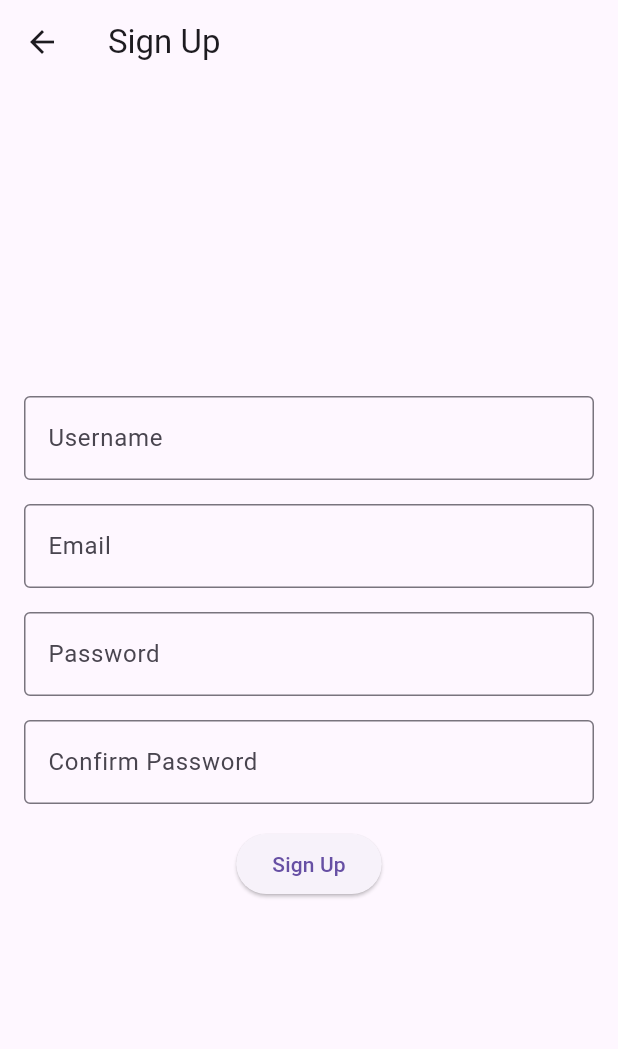
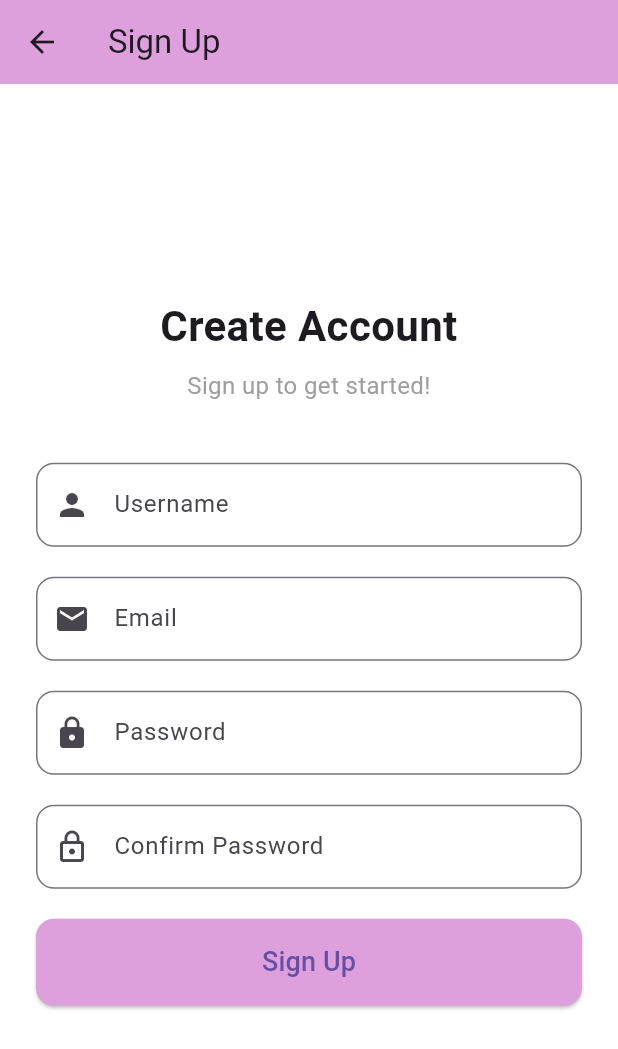
Before and after one commit to Sreeenandana/learnloop, a Flutter app: the SignUpPage screen opened directly with empty values, on a phone screen of 412 x 824 dp. Shown: the top 1049 px of the screen. Run offline on Flutter 3.47's test engine with Material 3 defaults, Android fonts, the light colour scheme and no system bars; our stand-ins replace cloud_firestore, firebase_auth, firebase_core, firebase_storage, google_generative_ai, google_sign_in and 2 more; accounts and stored records are empty; network calls fail.

Commit message:
ui changes in sscreen

```diff
--- a/lib/login.dart
+++ b/lib/login.dart
@@ -111,48 +111,83 @@ class LoginPageState extends State<LoginPage> {
   @override
   Widget build(BuildContext context) {
     return Scaffold(
-      appBar: AppBar(
-          title: const Text('Login', style: TextStyle(color: Colors.white)),
-          backgroundColor: const Color.fromARGB(255, 9, 28, 44)),
+      backgroundColor: Colors.white,
       body: Padding(
-        padding: const EdgeInsets.all(16.0),
+        padding: const EdgeInsets.symmetric(horizontal: 24.0),
         child: Column(
           mainAxisAlignment: MainAxisAlignment.center,
-          children: <Widget>[
+          crossAxisAlignment: CrossAxisAlignment.stretch,
+          children: [
+            Image.asset(
+              'assets/images/login.jpg',
+              height: 200,
+            ),
+            const SizedBox(height: 20),
+            const Text(
+              'Welcome Back',
+              textAlign: TextAlign.center,
+              style: TextStyle(
+                fontSize: 28,
+                fontWeight: FontWeight.bold,
+              ),
+            ),
+            const SizedBox(height: 8),
+            const Text(
+              'Please sign in to continue',
+              textAlign: TextAlign.center,
+              style: TextStyle(
+                fontSize: 16,
+                color: Colors.grey,
+              ),
+            ),
+            const SizedBox(height: 40),
             TextField(
               controller: _emailController,
-              decoration: const InputDecoration(
+              decoration: InputDecoration(
                 labelText: 'Email',
-                border: OutlineInputBorder(),
+                prefixIcon: const Icon(Icons.email),
+                border: OutlineInputBorder(
+                  borderRadius: BorderRadius.circular(12),
+                ),
               ),
               keyboardType: TextInputType.emailAddress,
             ),
-            const SizedBox(height: 16),
+            const SizedBox(height: 20),
             TextField(
               controller: _passwordController,
-              decoration: const InputDecoration(
+              decoration: InputDecoration(
                 labelText: 'Password',
-                border: OutlineInputBorder(),
+                prefixIcon: const Icon(Icons.lock),
+                border: OutlineInputBorder(
+                  borderRadius: BorderRadius.circular(12),
+                ),
               ),
               obscureText: true,
             ),
-            const SizedBox(height: 16),
+            const SizedBox(height: 20),
             ElevatedButton(
               onPressed: _login,
-              child: const Text('Login'),
+              style: ElevatedButton.styleFrom(
+                padding: const EdgeInsets.symmetric(vertical: 16),
+                backgroundColor:
+                    const Color(0xFFdda0dd), // Correct way in Flutter 3.22.2
+              ),
+              child: const Text('Login',
+                  style: TextStyle(fontSize: 18, color: Colors.white)),
             ),
             const SizedBox(height: 16),
             ElevatedButton(
               onPressed: _googleSignIn, // Google Sign-In button
               child: const Text('Sign in with Google'),
             ),
-            const SizedBox(height: 16),
+            const SizedBox(height: 12),
             if (_errorMessage.isNotEmpty)
               Text(
                 _errorMessage,
                 style: const TextStyle(color: Colors.red),
+                textAlign: TextAlign.center,
               ),
-            const SizedBox(height: 16),
+            const SizedBox(height: 20),
             TextButton(
               onPressed: () {
                 Navigator.push(
@@ -165,7 +200,10 @@ class LoginPageState extends State<LoginPage> {
                   ),
                 );
               },
-              child: const Text('New user? Sign Up'),
+              child: const Text(
+                "Don't have an account? Sign Up",
+                style: TextStyle(color: Color.fromRGBO(134, 112, 176, 1)),
+              ),
             ),
           ],
         ),
@@ -275,57 +313,100 @@ class SignUpPageState extends State<SignUpPage> {
   @override
   Widget build(BuildContext context) {
     return Scaffold(
+      backgroundColor: Colors.white,
       appBar: AppBar(
         title: const Text('Sign Up'),
+        backgroundColor: const Color(0xFFdda0dd),
       ),
       body: Padding(
-        padding: const EdgeInsets.all(16.0),
+        padding: const EdgeInsets.symmetric(horizontal: 24.0),
         child: Column(
           mainAxisAlignment: MainAxisAlignment.center,
-          children: <Widget>[
+          crossAxisAlignment: CrossAxisAlignment.stretch,
+          children: [
+            const Text(
+              'Create Account',
+              textAlign: TextAlign.center,
+              style: TextStyle(
+                fontSize: 28,
+                fontWeight: FontWeight.bold,
+              ),
+            ),
+            const SizedBox(height: 8),
+            const Text(
+              'Sign up to get started!',
+              textAlign: TextAlign.center,
+              style: TextStyle(
+                fontSize: 16,
+                color: Colors.grey,
+              ),
+            ),
+            const SizedBox(height: 40),
             TextField(
               controller: _nameController,
-              decoration: const InputDecoration(
+              decoration: InputDecoration(
                 labelText: 'Username',
-                border: OutlineInputBorder(),
+                prefixIcon: const Icon(Icons.person),
+                border: OutlineInputBorder(
+                  borderRadius: BorderRadius.circular(12),
+                ),
               ),
             ),
-            const SizedBox(height: 16),
+            const SizedBox(height: 20),
             TextField(
               controller: _emailController,
-              decoration: const InputDecoration(
+              decoration: InputDecoration(
                 labelText: 'Email',
-                border: OutlineInputBorder(),
+                prefixIcon: const Icon(Icons.email),
+                border: OutlineInputBorder(
+                  borderRadius: BorderRadius.circular(12),
+                ),
               ),
+              keyboardType: TextInputType.emailAddress,
             ),
-            const SizedBox(height: 16),
+            const SizedBox(height: 20),
             TextField(
               controller: _passwordController,
-              decoration: const InputDecoration(
+              decoration: InputDecoration(
                 labelText: 'Password',
-                border: OutlineInputBorder(),
+                prefixIcon: const Icon(Icons.lock),
+                border: OutlineInputBorder(
+                  borderRadius: BorderRadius.circular(12),
+                ),
               ),
               obscureText: true,
             ),
-            const SizedBox(height: 16),
+            const SizedBox(height: 20),
             TextField(
               controller: _confirmPasswordController,
-              decoration: const InputDecoration(
+              decoration: InputDecoration(
                 labelText: 'Confirm Password',
-                border: OutlineInputBorder(),
+                prefixIcon: const Icon(Icons.lock_outline),
+                border: OutlineInputBorder(
+                  borderRadius: BorderRadius.circular(12),
+                ),
               ),
               obscureText: true,
             ),
-            const SizedBox(height: 16),
+            const SizedBox(height: 20),
             ElevatedButton(
               onPressed: _signUp,
-              child: const Text('Sign Up'),
+              style: ElevatedButton.styleFrom(
+                padding: const EdgeInsets.symmetric(vertical: 16),
+                backgroundColor:
+                    const Color(0xFFdda0dd), // Matching Login button color
+                shape: RoundedRectangleBorder(
+                  borderRadius: BorderRadius.circular(12),
+                ),
+              ),
+              child: const Text('Sign Up', style: TextStyle(fontSize: 18)),
             ),
-            const SizedBox(height: 16),
+            const SizedBox(height: 12),
             if (_errorMessage.isNotEmpty)
               Text(
                 _errorMessage,
                 style: const TextStyle(color: Colors.red),
+                textAlign: TextAlign.center,
               ),
           ],
         ),
```
Also changed, not shown: lib/splashscreen.dart (+25 -13 lines).
